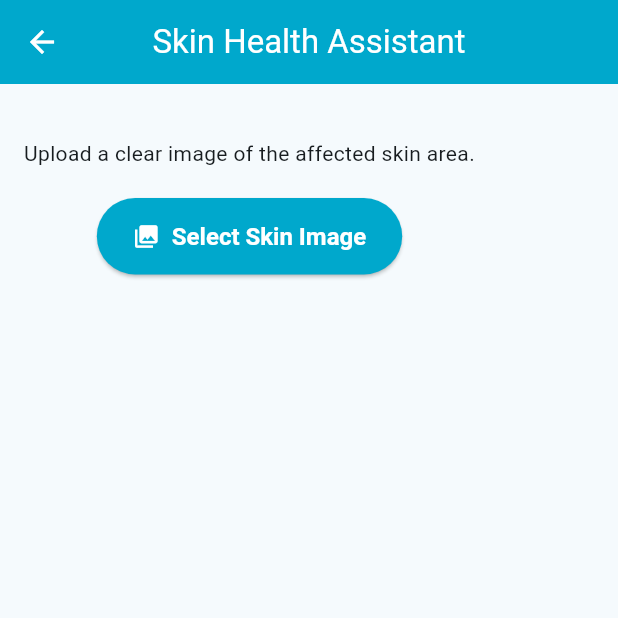
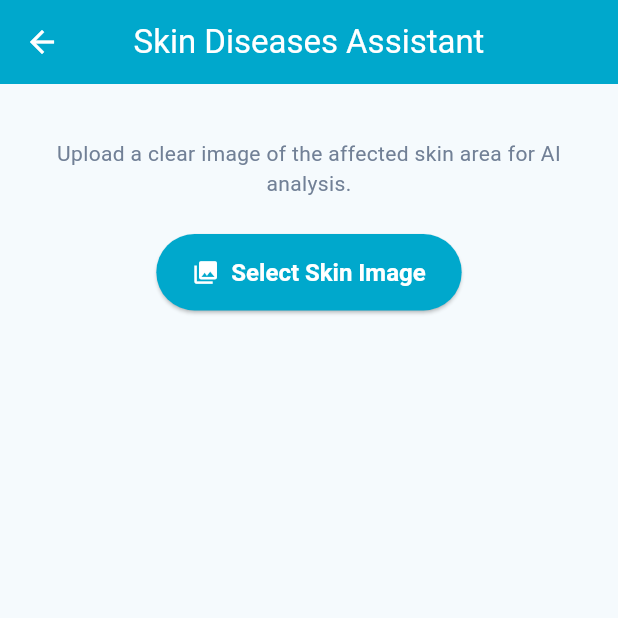
Before and after one commit to SrushTae2430/BuildBots, a Flutter app: the ChatbotScreen screen opened directly, on a phone screen of 412 x 824 dp, the top half of it. Run offline on Flutter 3.47's test engine with Material 3 defaults, Android fonts, the phone set to English and light mode, and no system bars; our stand-ins replace image_picker; network calls fail.

Commit message:
feat: Refined AyuCare UI flow with Heart, Skin, Diabetes, and Kidney LLM gateways.

```diff
--- a/lib/chatbot.dart
+++ b/lib/chatbot.dart
@@ -5,7 +5,8 @@ import 'api_service.dart';
 import 'ayu_theme.dart';
 
 class ChatbotScreen extends StatefulWidget {
-  const ChatbotScreen({super.key});
+  final String initialTopic;
+  const ChatbotScreen({super.key, this.initialTopic = "Skin Diseases"});
 
   @override
   State<ChatbotScreen> createState() => _ChatbotScreenState();
@@ -57,9 +58,11 @@ class _ChatbotScreenState extends State<ChatbotScreen> {
 
   @override
   Widget build(BuildContext context) {
+    bool isSkin = widget.initialTopic == "Skin Diseases";
+
     return Scaffold(
       appBar: AppBar(
-        title: const Text("Skin Health Assistant"),
+        title: Text("${widget.initialTopic} Assistant"),
         backgroundColor: AyuTheme.primaryTeal,
         foregroundColor: Colors.white,
         centerTitle: true,
@@ -71,26 +74,51 @@ class _ChatbotScreenState extends State<ChatbotScreen> {
             children: [
               const SizedBox(height: 20),
 
-              const Text(
-                "Upload a clear image of the affected skin area.",
+              Text(
+                isSkin
+                  ? "Upload a clear image of the affected skin area for AI analysis."
+                  : "Welcome to the ${widget.initialTopic} LLM Assistant. Describe your symptoms or query below.",
                 textAlign: TextAlign.center,
+                style: const TextStyle(fontSize: 14, color: AyuTheme.textGray),
               ),
 
-              const SizedBox(height: 20),
+              const SizedBox(height: 24),
 
+              if (isSkin) ...[
                 ElevatedButton.icon(
                   onPressed: pickImage,
                   icon: const Icon(Icons.photo_library),
                   label: const Text("Select Skin Image"),
                 ),
-
                 const SizedBox(height: 20),
-
                 if (selectedImage != null)
                   ClipRRect(
                     borderRadius: BorderRadius.circular(12),
                     child: Image.file(selectedImage!, height: 200),
                   ),
+              ] else ...[
+                TextField(
+                  maxLines: 4,
+                  decoration: InputDecoration(
+                    hintText: "Enter details here...",
+                    filled: true,
+                    fillColor: Colors.grey[100],
+                    border: OutlineInputBorder(
+                      borderRadius: BorderRadius.circular(15),
+                      borderSide: BorderSide.none,
+                    ),
+                  ),
+                ),
+                const SizedBox(height: 20),
+                ElevatedButton(
+                  onPressed: () {
+                    ScaffoldMessenger.of(context).showSnackBar(
+                      SnackBar(content: Text("Connecting to ${widget.initialTopic} LLM...")),
+                    );
+                  },
+                  child: const Text("Run AI Assessment"),
+                ),
+              ],
 
               const SizedBox(height: 20),
 
@@ -99,7 +127,7 @@ class _ChatbotScreenState extends State<ChatbotScreen> {
                   children: [
                     CircularProgressIndicator(),
                     SizedBox(height: 10),
-                    Text("Analyzing image...")
+                    Text("Analyzing...")
                   ],
                 ),
 
@@ -113,29 +141,21 @@ class _ChatbotScreenState extends State<ChatbotScreen> {
                     child: Column(
                       crossAxisAlignment: CrossAxisAlignment.start,
                       children: [
-                        const Text("Possible Condition:",
+                        const Text("Diagnostic Insight:",
                             style: TextStyle(fontWeight: FontWeight.bold)),
-                        Text(result!["disease"] ?? "Unknown"),
+                        Text(result!["disease"] ?? "Analysis complete"),
 
                         const SizedBox(height: 8),
 
                         const Text("Risk Level:",
                             style: TextStyle(fontWeight: FontWeight.bold)),
-                        Text(result!["risk_level"] ?? "-"),
-
-                        const SizedBox(height: 8),
-
-                        const Text("Confidence:",
-                            style: TextStyle(fontWeight: FontWeight.bold)),
-                        Text(
-                          "${((result!["confidence"] ?? 0) * 100).toStringAsFixed(1)}%",
-                        ),
+                        Text(result!["risk_level"] ?? "Low"),
 
                         const SizedBox(height: 12),
 
                         const Text("Advice:",
                             style: TextStyle(fontWeight: FontWeight.bold)),
-                        Text(result!["advice"] ?? "-"),
+                        Text(result!["advice"] ?? "Please consult a professional."),
                       ],
                     ),
                   ),
```
Also changed, not shown: lib/home.dart (+23 -8 lines). Lines whose indentation alone changed are shown as unchanged.
